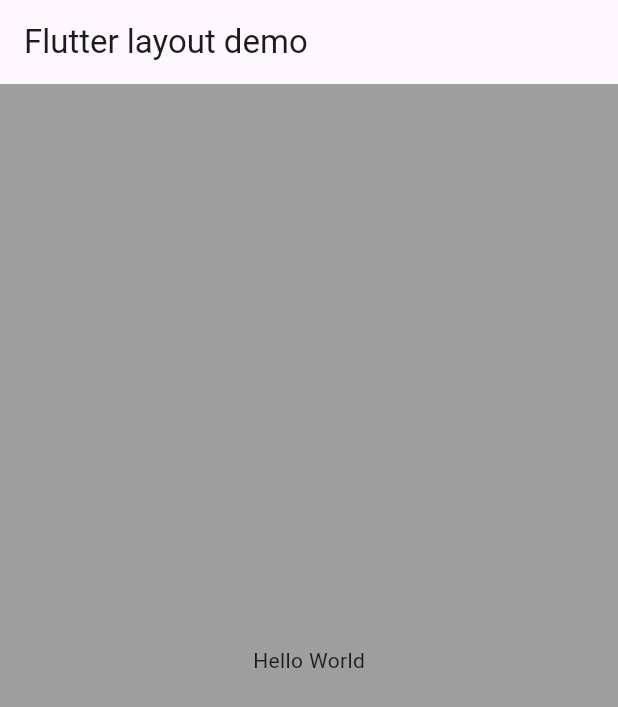
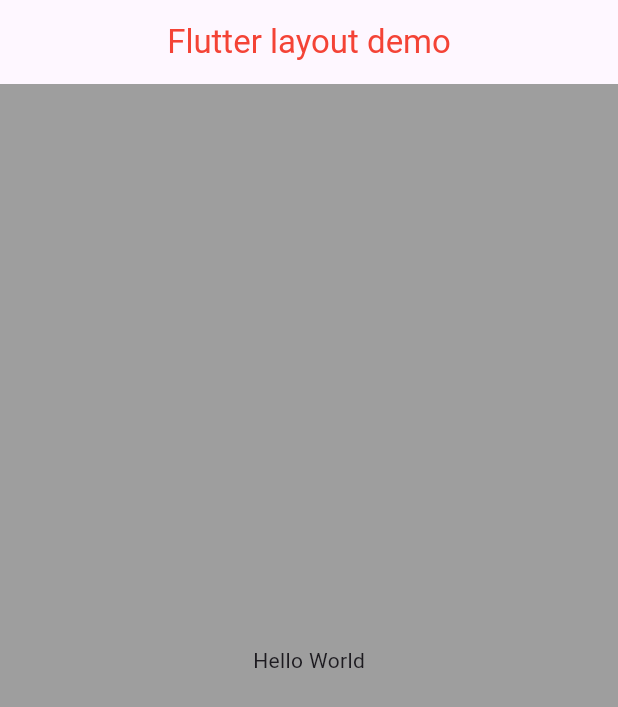
Before and after one commit to Majok-Bol/layout_demo, a Flutter app: the screen it shows after launch, on a phone screen of 412 x 824 dp. Shown: the top 707 px of the screen. Run offline on Flutter 3.47's test engine with Material 3 defaults, Android fonts, the phone set to English and light mode, and no system bars.

Commit message:
centered title

```diff
--- a/lib/main.dart
+++ b/lib/main.dart
@@ -11,7 +11,7 @@ class MyApp extends StatelessWidget{
       debugShowCheckedModeBanner: false,
       title: appTitle,
       home: Scaffold(
-        appBar:AppBar(title:const Text(appTitle),),
+        appBar:AppBar(title:const Text(appTitle,style: TextStyle(color: Colors.red),),centerTitle: true,),
         backgroundColor:Colors.grey,
         body: const Center(child: Text('Hello World'),),
       ),
```
